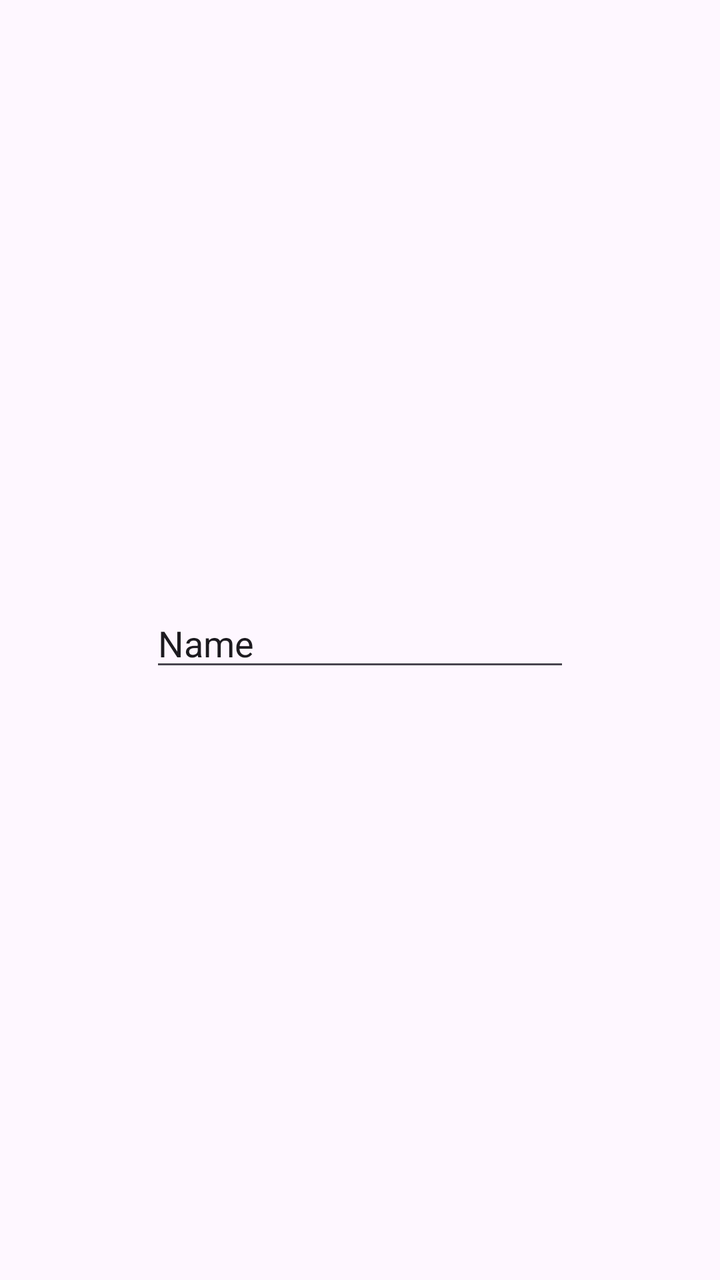
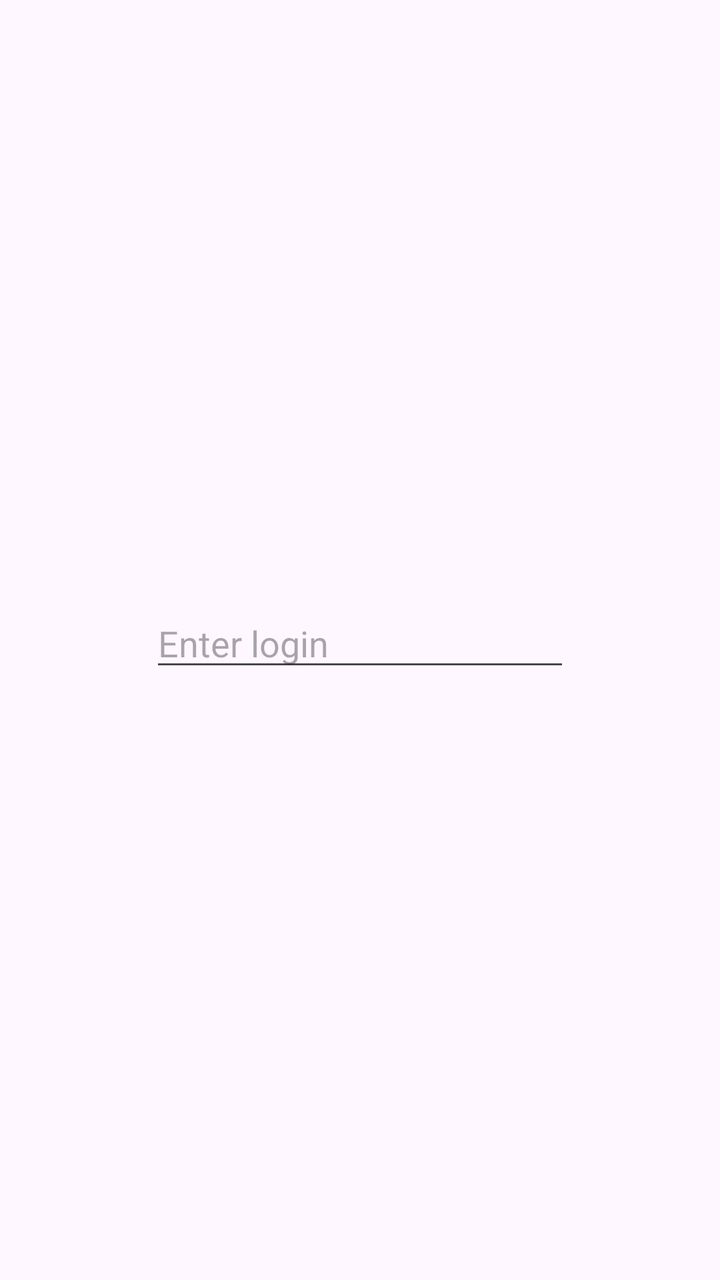

Screens rendered from an Android XML layout before and after an edit, with the pre-edit source and the edit as a unified diff.
<!-- AndroidManifest.xml: application theme Theme.FitApp -->
<!-- res/layout/prompt_login.xml -->
<?xml version="1.0" encoding="utf-8"?>
<androidx.constraintlayout.widget.ConstraintLayout xmlns:android="http://schemas.android.com/apk/res/android"
    xmlns:app="http://schemas.android.com/apk/res-auto"
    xmlns:tools="http://schemas.android.com/tools"
    android:layout_width="match_parent"
    android:layout_height="match_parent">

    <EditText
        android:id="@+id/editTextLoginName"
        android:layout_width="wrap_content"
        android:layout_height="wrap_content"
        android:ems="10"
        android:inputType="text"
        android:text="Name"
        app:layout_constraintBottom_toBottomOf="parent"
        app:layout_constraintEnd_toEndOf="parent"
        app:layout_constraintStart_toStartOf="parent"
        app:layout_constraintTop_toTopOf="parent" />
</androidx.constraintlayout.widget.ConstraintLayout>
<!-- resources referenced by this layout -->
<resources>
  <style name="Theme.FitApp" parent="Base.Theme.FitApp" />
  <style name="Base.Theme.FitApp" parent="Theme.Material3.DayNight">
          
          
      </style>
</resources>

<!-- the commit's change to res/layout/prompt_login.xml (unified diff, before → after) -->
@@ -1,19 +1,19 @@
 <?xml version="1.0" encoding="utf-8"?>
 <androidx.constraintlayout.widget.ConstraintLayout xmlns:android="http://schemas.android.com/apk/res/android"
     xmlns:app="http://schemas.android.com/apk/res-auto"
-    xmlns:tools="http://schemas.android.com/tools"
     android:layout_width="match_parent"
     android:layout_height="match_parent">
 
     <EditText
-        android:id="@+id/editTextLoginName"
+        android:id="@+id/promptText"
         android:layout_width="wrap_content"
         android:layout_height="wrap_content"
         android:ems="10"
         android:inputType="text"
-        android:text="Name"
+        android:hint="@string/hint_login"
         app:layout_constraintBottom_toBottomOf="parent"
         app:layout_constraintEnd_toEndOf="parent"
         app:layout_constraintStart_toStartOf="parent"
         app:layout_constraintTop_toTopOf="parent" />
+
 </androidx.constraintlayout.widget.ConstraintLayout>
<!-- resource entries referenced after the edit -->
@@ -1,5 +1,6 @@
 <!-- resources referenced by this layout -->
 <resources>
+  <string name="hint_login">Enter login</string>
   <style name="Theme.FitApp" parent="Base.Theme.FitApp" />
   <style name="Base.Theme.FitApp" parent="Theme.Material3.DayNight">
           
